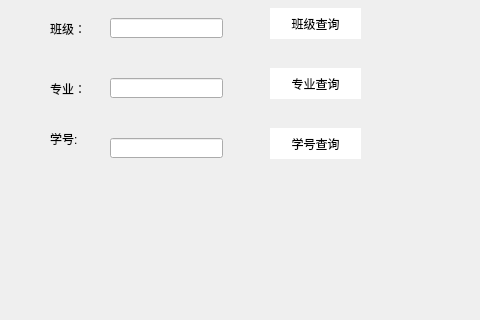
willowleaff/qt_student_score, file mainwindow.ui: the form before one commit; both pictures show x 249 to 729 and y 168 to 488 of the 820 by 488 pixel window.
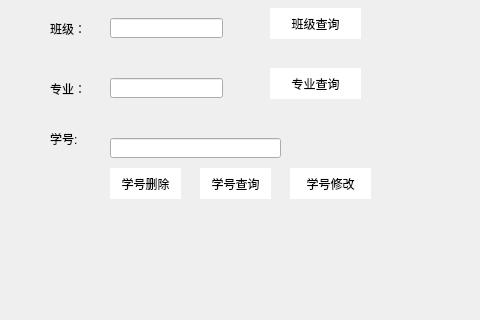
The form after the commit. The open tabs and pages were chosen to show the change. Icons and pictures are not drawn.

Commit message: 忘了第几次了： 删除功能与录入功能添加

The edit to the form file:
```diff
--- a/mainwindow.ui
+++ b/mainwindow.ui
@@ -407,9 +407,9 @@
        <widget class="QPushButton" name="numBtn">
         <property name="geometry">
          <rect>
-          <x>510</x>
-          <y>270</y>
-          <width>91</width>
+          <x>440</x>
+          <y>310</y>
+          <width>71</width>
           <height>31</height>
          </rect>
         </property>
@@ -422,7 +422,7 @@
          <rect>
           <x>350</x>
           <y>280</y>
-          <width>113</width>
+          <width>171</width>
           <height>20</height>
          </rect>
         </property>
@@ -466,6 +466,32 @@
          <string>学生成绩筛选</string>
         </property>
        </widget>
+       <widget class="QPushButton" name="btnDeleteStudent">
+        <property name="geometry">
+         <rect>
+          <x>350</x>
+          <y>310</y>
+          <width>71</width>
+          <height>31</height>
+         </rect>
+        </property>
+        <property name="text">
+         <string>学号删除</string>
+        </property>
+       </widget>
+       <widget class="QPushButton" name="btnModifyByNumber">
+        <property name="geometry">
+         <rect>
+          <x>530</x>
+          <y>310</y>
+          <width>81</width>
+          <height>31</height>
+         </rect>
+        </property>
+        <property name="text">
+         <string>学号修改</string>
+        </property>
+       </widget>
       </widget>
       <widget class="QWidget" name="numpage">
        <widget class="QTableWidget" name="numTw">
```
Left out of the diff: 25 changed lines with no effect on the pictures. The commit also changes 15 other files.
